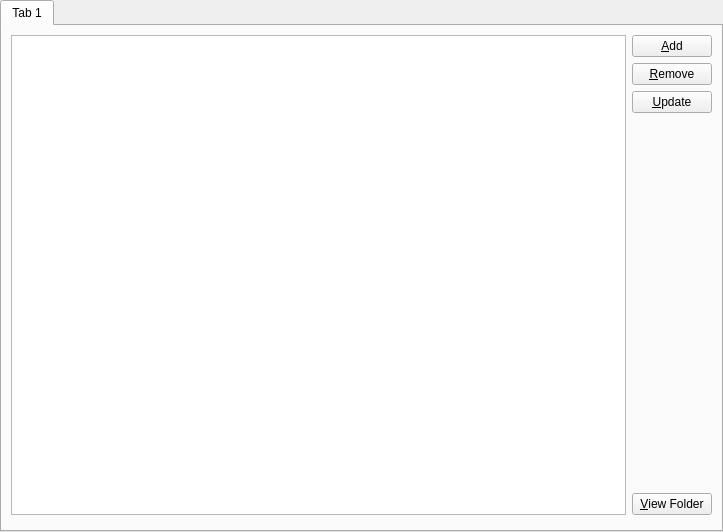
This is gui/pages/ModFolderPage.ui in MultiMC/Launcher as Qt 5 draws it before an edit. The edited form follows.
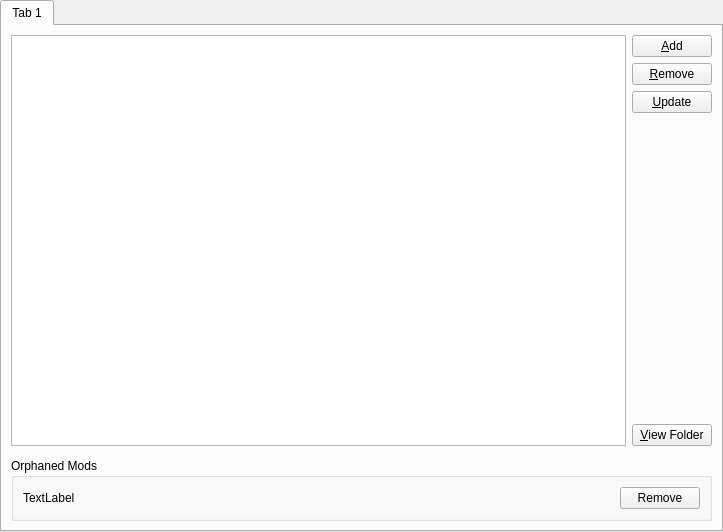
This is the edited form. Custom widgets are drawn as their Qt base class.

Commit message: Show a message on orphaned quickmods and several bugfixes

Diff of the .ui file:
```diff
--- a/gui/pages/ModFolderPage.ui
+++ b/gui/pages/ModFolderPage.ui
@@ -36,6 +36,16 @@
        <string>Tab 1</string>
       </attribute>
       <layout class="QGridLayout" name="gridLayout">
+       <item row="1" column="0" colspan="2">
+        <widget class="MCModInfoFrame" name="frame">
+         <property name="sizePolicy">
+          <sizepolicy hsizetype="Preferred" vsizetype="Minimum">
+           <horstretch>0</horstretch>
+           <verstretch>0</verstretch>
+          </sizepolicy>
+         </property>
+        </widget>
+       </item>
        <item row="0" column="0">
         <widget class="ModListView" name="modTreeView">
          <property name="sizePolicy">
@@ -97,14 +107,30 @@
          </item>
         </layout>
        </item>
-       <item row="1" column="0" colspan="2">
-        <widget class="MCModInfoFrame" name="frame">
-         <property name="sizePolicy">
-          <sizepolicy hsizetype="Preferred" vsizetype="Minimum">
-           <horstretch>0</horstretch>
-           <verstretch>0</verstretch>
-          </sizepolicy>
+       <item row="2" column="0" colspan="2">
+        <widget class="QGroupBox" name="orphansBox">
+         <property name="toolTip">
+          <string>Orphaned mods are mods that where installed as a dependency, but for which the dependee has been uninstalled, and often therefore aren't required anymore</string>
          </property>
+         <property name="title">
+          <string>Orphaned Mods</string>
+         </property>
+         <layout class="QHBoxLayout" name="horizontalLayout" stretch="1,0">
+          <item>
+           <widget class="QLabel" name="orphansLabel">
+            <property name="text">
+             <string>TextLabel</string>
+            </property>
+           </widget>
+          </item>
+          <item>
+           <widget class="QPushButton" name="orphansRemoveBtn">
+            <property name="text">
+             <string>Remove</string>
+            </property>
+           </widget>
+          </item>
+         </layout>
         </widget>
        </item>
       </layout>
```
The commit also changes 18 other files.
